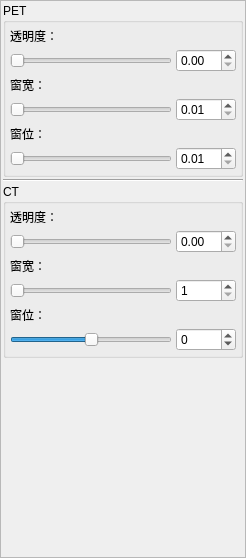
cjf128/PCViewer, file ui/ImageDock.ui: the form before one commit.
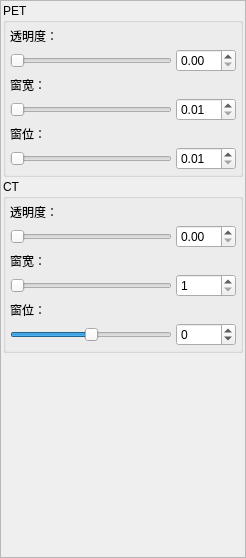
The form after the commit.

The edit to the form file:
```diff
--- a/ui/ImageDock.ui
+++ b/ui/ImageDock.ui
@@ -39,8 +39,8 @@
        <rect>
         <x>0</x>
         <y>0</y>
-        <width>242</width>
-        <height>554</height>
+        <width>244</width>
+        <height>556</height>
        </rect>
       </property>
       <layout class="QVBoxLayout" name="verticalLayout_2">
@@ -278,13 +278,6 @@
          </layout>
         </widget>
        </item>
-       <item>
-        <widget class="Line" name="line">
-         <property name="orientation">
-          <enum>Qt::Orientation::Horizontal</enum>
-         </property>
-        </widget>
-       </item>
        <item>
         <widget class="QGroupBox" name="groupBox_3">
          <property name="title">
```
